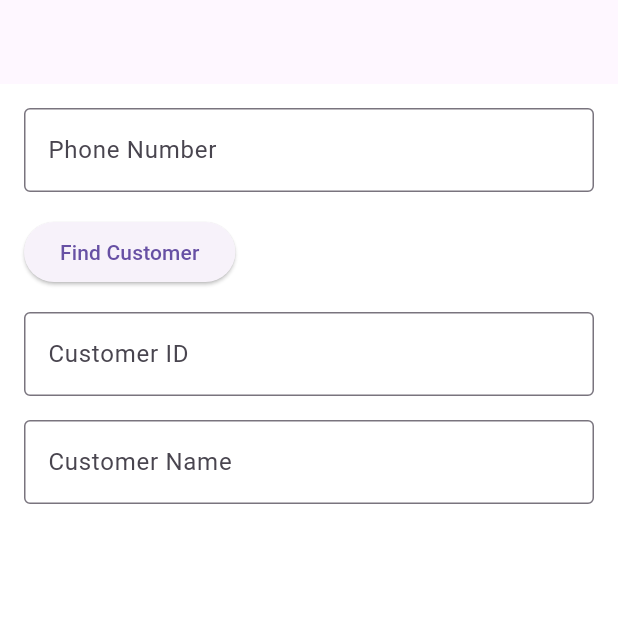
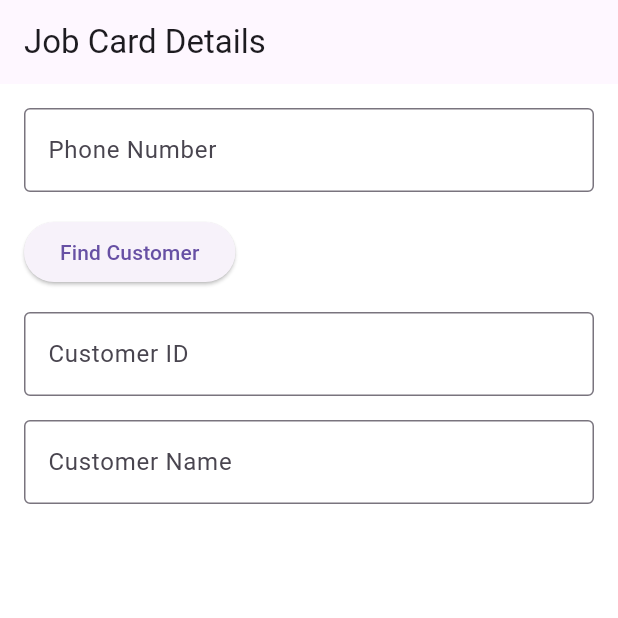
Before and after one commit to HashiniDivyanjanee/Vehicle_Service_App, a Flutter app: the VehicalInformation screen opened directly, on a phone screen of 412 x 824 dp, the top half of it. Run offline on Flutter 3.47's test engine with Material 3 defaults, Android fonts, the phone set to English and light mode, and no system bars; our stand-ins replace bloc, dio, equatable, flutter_bloc, go_router, shimmer; network calls fail.

Commit message:
Customer Fetch 2

```diff
--- a/lib/src/logic/bloc/customer/customer_event.dart
+++ b/lib/src/logic/bloc/customer/customer_event.dart
@@ -121,9 +121,9 @@ class fetchCustomerPhones extends CustomerEvent{
 
 }
 class fetchCustomerDetailsByPhone extends CustomerEvent {
- final String phone;
+final String phone;
 
-   fetchCustomerDetailsByPhone(this.phone);
+  fetchCustomerDetailsByPhone(this.phone);
 
   @override
   List<Object> get props => [phone];
--- a/lib/src/logic/bloc/customer/customer_state.dart
+++ b/lib/src/logic/bloc/customer/customer_state.dart
@@ -9,7 +9,7 @@ abstract class CustomerState extends Equatable {
 
 final class CustomerInitial extends CustomerState {}
 
-final class CusatomerLoading extends CustomerState {}
+final class CustomerLoading extends CustomerState {}
 
 final class CustomerLoaded extends CustomerState {
   // final List<Map<String, dynamic>> customers;
--- a/lib/src/presentation/tabs/vehical_information_tab.dart
+++ b/lib/src/presentation/tabs/vehical_information_tab.dart
@@ -1,6 +1,7 @@
 import 'package:flutter/material.dart';
 import 'package:flutter_bloc/flutter_bloc.dart';
 import 'package:vehicle_service_app/src/logic/bloc/customer/customer_bloc.dart';
+
 
 class VehicalInformation extends StatefulWidget {
   const VehicalInformation({Key? key}) : super(key: key);
@@ -8,6 +9,7 @@ class VehicalInformation extends StatefulWidget {
   @override
   State<VehicalInformation> createState() => _VehicalInformationState();
 }
+
 class _VehicalInformationState extends State<VehicalInformation> {
   @override
   Widget build(BuildContext context) {
@@ -16,7 +18,7 @@ class _VehicalInformationState extends State<VehicalInformation> {
     final customerIdController = TextEditingController();
 
     return Scaffold(
-      appBar: AppBar(),
+      appBar: AppBar(title: const Text("Job Card Details")),
       body: Padding(
         padding: const EdgeInsets.all(16.0),
         child: Column(
@@ -24,19 +26,19 @@ class _VehicalInformationState extends State<VehicalInformation> {
           children: [
             TextField(
               controller: customerPhoneController,
-              decoration: InputDecoration(
+              decoration: const InputDecoration(
                 labelText: 'Phone Number',
                 border: OutlineInputBorder(),
               ),
               keyboardType: TextInputType.phone,
             ),
-            SizedBox(height: 16),
+            const SizedBox(height: 16),
             ElevatedButton(
               onPressed: () {
                 final phone = customerPhoneController.text.trim();
                 if (phone.isEmpty) {
                   ScaffoldMessenger.of(context).showSnackBar(
-                    SnackBar(content: Text('Please enter a phone number')),
+                    const SnackBar(content: Text('Please enter a phone number')),
                   );
                   return;
                 }
@@ -44,9 +46,9 @@ class _VehicalInformationState extends State<VehicalInformation> {
                     .read<CustomerBloc>()
                     .add(fetchCustomerDetailsByPhone(phone));
               },
-              child: Text('Find Customer'),
+              child: const Text('Find Customer'),
             ),
-            SizedBox(height: 16),
+            const SizedBox(height: 16),
             BlocListener<CustomerBloc, CustomerState>(
               listener: (context, state) {
                 if (state is CustomerLoaded) {
@@ -62,23 +64,23 @@ class _VehicalInformationState extends State<VehicalInformation> {
               },
               child: BlocBuilder<CustomerBloc, CustomerState>(
                 builder: (context, state) {
-                  if (state is CusatomerLoading) {
-                    return Center(child: CircularProgressIndicator());
+                  if (state is CustomerLoading) {
+                    return const Center(child: CircularProgressIndicator());
                   }
                   return Column(
                     children: [
                       TextField(
                         controller: customerIdController,
-                        decoration: InputDecoration(
+                        decoration: const InputDecoration(
                           labelText: 'Customer ID',
                           border: OutlineInputBorder(),
                         ),
                         readOnly: true,
                       ),
-                      SizedBox(height: 16),
+                      const SizedBox(height: 16),
                       TextField(
                         controller: customerNameController,
-                        decoration: InputDecoration(
+                        decoration: const InputDecoration(
                           labelText: 'Customer Name',
                           border: OutlineInputBorder(),
                         ),
```
Also changed, not shown: lib/src/data/providers/api_provider.dart (+8 -3 lines), lib/src/logic/bloc/customer/customer_bloc.dart (+4 -7 lines), lib/src/presentation/tabs/service_type_tab.dart (+96 -27 lines).
